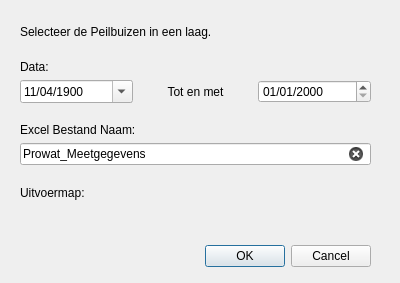
This is PRW_dialog_base.ui in KRS-dev/PRW_Data_Opvrager as Qt 5 draws it before an edit. The edited form follows.
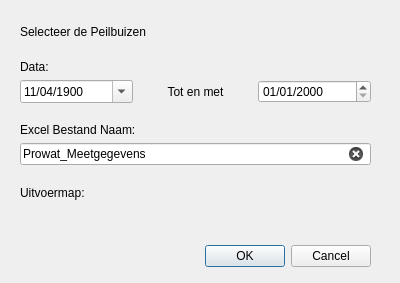
This is the edited form. Custom widgets are drawn as their Qt base class.

What changed in the file:
```diff
--- a/PRW_dialog_base.ui
+++ b/PRW_dialog_base.ui
@@ -42,7 +42,7 @@
     <item>
      <widget class="QLabel" name="label_4">
       <property name="text">
-       <string>Selecteer de Peilbuizen in een laag.</string>
+       <string>Selecteer de Peilbuizen</string>
       </property>
       <property name="alignment">
        <set>Qt::AlignBottom|Qt::AlignLeading|Qt::AlignLeft</set>
```
